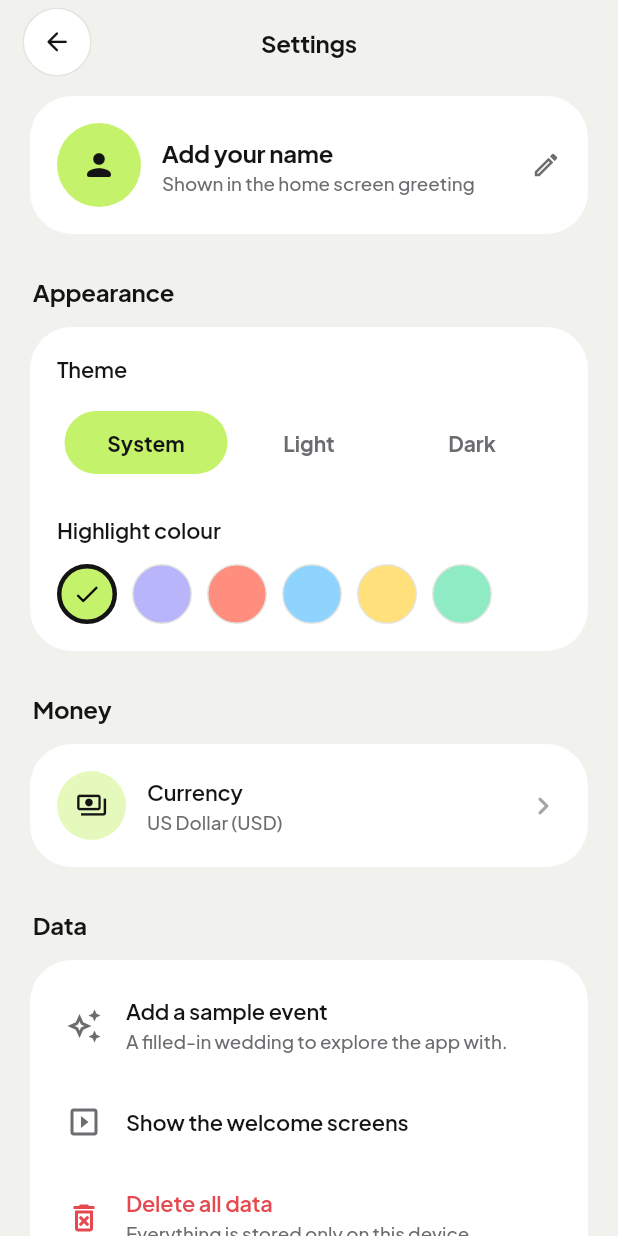
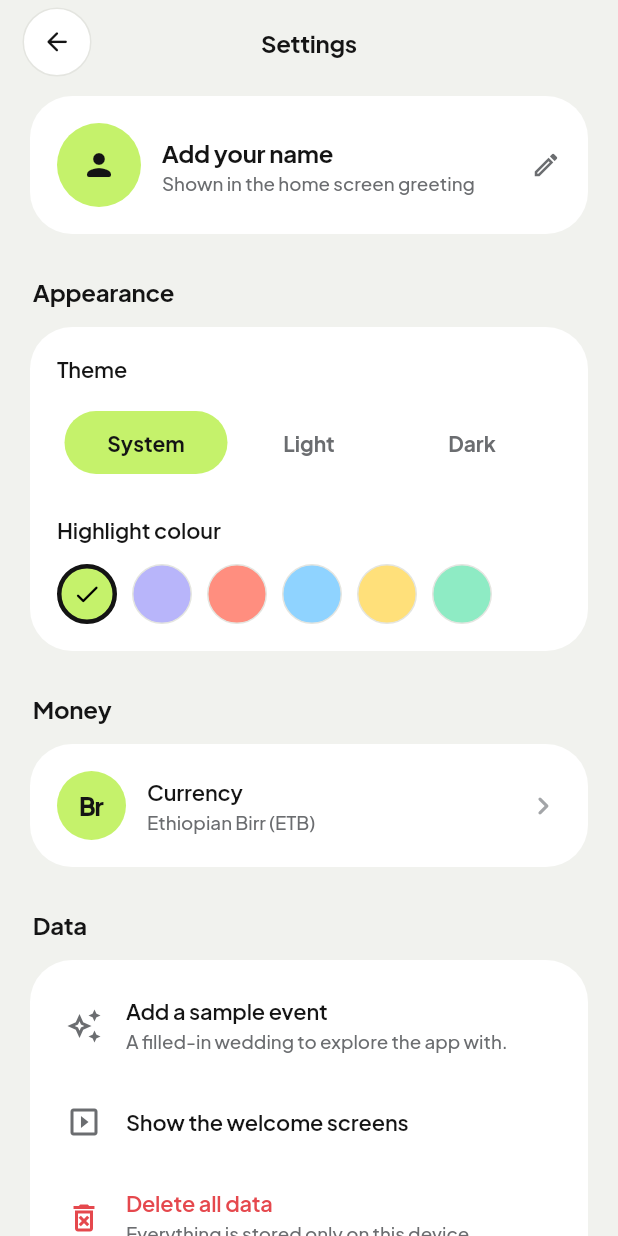
Before and after one commit to Kidyoh/Budget, a Flutter app: the SettingsScreen screen opened directly, on a phone screen of 412 x 824 dp. Run offline on Flutter 3.47's test engine with Material 3 defaults, Android fonts, the phone set to English and light mode, and no system bars; drawn by our look-alikes of flutter_animate; our stand-ins replace flutter_riverpod, image_picker, share_plus, shared_preferences, sqflite; accounts and stored records are empty.

Commit message:
Use an Ethiopian Birr icon instead of dollar signs
Add CurrencyIcon, which draws the chosen currency's symbol ("Br" for
birr) as an icon, and use it wherever a dollar icon appeared: the
onboarding coin, the empty-state illustration, the Paid card and the
currency setting. Make Ethiopian Birr the default currency and list it
first, and show the onboarding amount chip and headline in birr.

Co-Authored-By: Claude Opus 5.5 <noreply@anthropic.com>
Claude-Session: https://claude.ai/code/session_01LGgharPnuvcTBzdxK7NA2d

```diff
--- a/lib/core/money.dart
+++ b/lib/core/money.dart
@@ -10,10 +10,10 @@ class Currency {
 }
 
 const List<Currency> supportedCurrencies = [
+  Currency('ETB', 'Br ', 'Ethiopian Birr'),
   Currency('USD', r'$', 'US Dollar'),
   Currency('EUR', '€', 'Euro'),
   Currency('GBP', '£', 'British Pound'),
-  Currency('ETB', 'Br ', 'Ethiopian Birr'),
   Currency('KES', 'KSh ', 'Kenyan Shilling'),
   Currency('NGN', '₦', 'Nigerian Naira'),
   Currency('ZAR', 'R ', 'South African Rand'),
--- a/lib/core/widgets/common.dart
+++ b/lib/core/widgets/common.dart
@@ -6,6 +6,7 @@ import 'package:flutter_riverpod/flutter_riverpod.dart';
 import '../design.dart';
 import '../formatters.dart';
 import '../palette.dart';
+import '../theme.dart' show fontFamily;
 import '../../state/settings.dart';
 
 /// Shows loading and error states for an [AsyncValue] and builds [data]
@@ -181,12 +182,22 @@ class EmptyState extends StatelessWidget {
                   Positioned(
                     left: 0,
                     top: 8,
-                    child: _Orbit(icon: Icons.attach_money_rounded, t: t),
+                    child: _Orbit(
+                      t: t,
+                      child: CurrencyIcon(size: 20, color: t.ink),
+                    ),
                   ),
                   Positioned(
                     right: 0,
                     bottom: 6,
-                    child: _Orbit(icon: Icons.auto_awesome_rounded, t: t),
+                    child: _Orbit(
+                      t: t,
+                      child: Icon(
+                        Icons.auto_awesome_rounded,
+                        size: 18,
+                        color: t.ink,
+                      ),
+                    ),
                   ),
                 ],
               ),
@@ -216,9 +227,9 @@ class EmptyState extends StatelessWidget {
 }
 
 class _Orbit extends StatelessWidget {
-  const _Orbit({required this.icon, required this.t});
+  const _Orbit({required this.child, required this.t});
 
-  final IconData icon;
+  final Widget child;
   final AppTokens t;
 
   @override
@@ -231,7 +242,7 @@ class _Orbit extends StatelessWidget {
         shape: BoxShape.circle,
         border: Border.all(color: t.ink, width: 1.5),
       ),
-      child: Icon(icon, size: 18, color: t.ink),
+      child: Center(child: child),
     );
   }
 }
@@ -929,3 +940,39 @@ class BarButton extends StatelessWidget {
     );
   }
 }
+
+/// The chosen currency's symbol drawn as an icon, e.g. "Br" for the
+/// Ethiopian birr, so money visuals never default to a dollar sign.
+class CurrencyIcon extends ConsumerWidget {
+  const CurrencyIcon({super.key, this.size = 24, this.color});
+
+  final double size;
+  final Color? color;
+
+  @override
+  Widget build(BuildContext context, WidgetRef ref) {
+    final symbol = ref.watch(moneyProvider).currency.symbol.trim();
+    return SizedBox.square(
+      dimension: size,
+      child: Center(
+        child: Padding(
+          padding: EdgeInsets.all(size * 0.06),
+          child: FittedBox(
+            child: Text(
+              symbol,
+              maxLines: 1,
+              style: TextStyle(
+                fontFamily: fontFamily,
+                fontWeight: FontWeight.w800,
+                fontSize: size * 0.62,
+                height: 1,
+                letterSpacing: -size * 0.03,
+                color: color ?? IconTheme.of(context).color,
+              ),
+            ),
+          ),
+        ),
+      ),
+    );
+  }
+}
--- a/lib/features/settings/settings_screen.dart
+++ b/lib/features/settings/settings_screen.dart
@@ -207,9 +207,16 @@ class SettingsScreen extends ConsumerWidget {
             onTap: () => _pickCurrency(context, ref, settings.currencyCode),
             child: Row(
               children: [
-                IconBadge(
-                  icon: Icons.payments_outlined,
-                  color: context.highlight,
+                Container(
+                  width: 46,
+                  height: 46,
+                  decoration: BoxDecoration(
+                    color: context.highlight,
+                    shape: BoxShape.circle,
+                  ),
+                  child: const Center(
+                    child: CurrencyIcon(size: 26, color: inkOnHighlight),
+                  ),
                 ),
                 const SizedBox(width: 14),
                 Expanded(
--- a/lib/state/settings.dart
+++ b/lib/state/settings.dart
@@ -9,7 +9,7 @@ class AppSettings {
   const AppSettings({
     this.themeMode = ThemeMode.system,
     this.highlight = defaultHighlight,
-    this.currencyCode = 'USD',
+    this.currencyCode = 'ETB',
     this.name = '',
     this.onboarded = false,
   });
@@ -74,7 +74,7 @@ class SettingsController extends Notifier<AppSettings> {
       highlight: highlightPalette.contains(highlight)
           ? highlight!
           : defaultHighlight,
-      currencyCode: prefs.getString(currencyKey) ?? 'USD',
+      currencyCode: prefs.getString(currencyKey) ?? 'ETB',
       name: prefs.getString(nameKey) ?? '',
       onboarded: prefs.getBool(onboardedKey) ?? false,
     );
--- a/pubspec.yaml
+++ b/pubspec.yaml
@@ -16,7 +16,7 @@ publish_to: 'none' # Remove this line if you wish to publish to pub.dev
 # https://developer.apple.com/library/archive/documentation/General/Reference/InfoPlistKeyReference/Articles/CoreFoundationKeys.html
 # In Windows, build-name is used as the major, minor, and patch parts
 # of the product and file versions while build-number is used as the build suffix.
-version: 1.1.0+2
+version: 1.2.0+3
 
 environment:
   sdk: ^3.13.5
```
Also changed, not shown: lib/features/onboarding/onboarding_screen.dart (+20 -11 lines), lib/features/overview/overview_tab.dart (+7 -12 lines).
